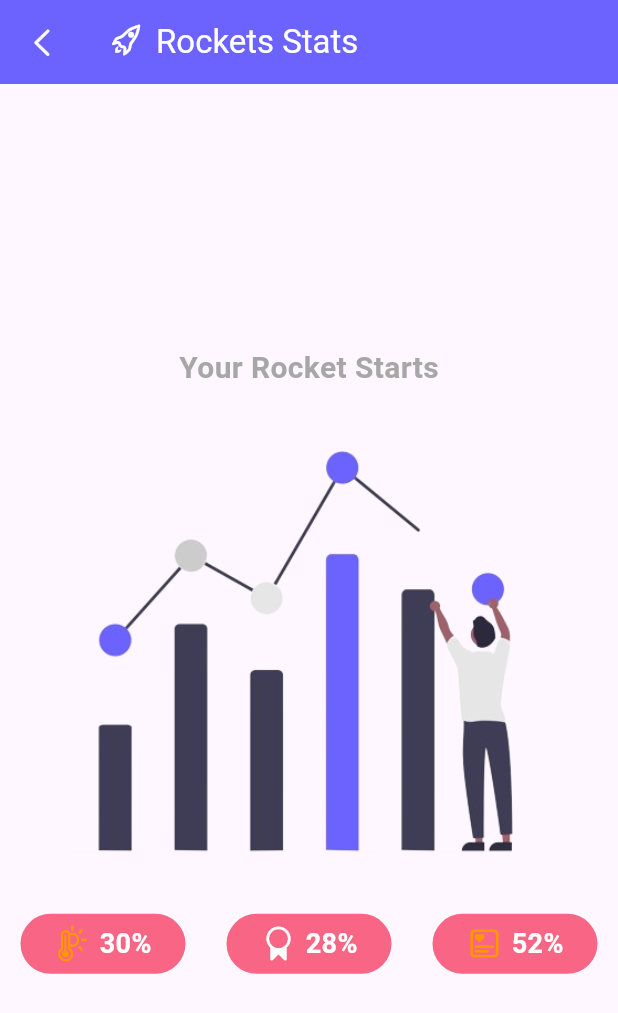
After one commit to Atuoha/app_notification, a Flutter app: the screen it shows after launch, after a tap on an icon or button, on a phone screen of 412 x 824 dp. The commit adds this screen. Shown: the top 1013 px of the screen. Run offline on Flutter 3.47's test engine with Material 3 defaults, Android fonts, the phone set to English and light mode, and no system bars.

Commit message:
stats_page ui-setup, home_page button refactoring and stats.png usage

```diff
--- /dev/null
+++ b/lib/components/customElevatedButton.dart
@@ -0,0 +1,36 @@
+import 'package:flutter/material.dart';
+
+import '../constants/colors.dart';
+
+class CustomElevatedButton extends StatelessWidget {
+  const CustomElevatedButton({
+    super.key,
+    required this.function,
+    required this.title,
+    required this.icon,
+  });
+
+  final Function function;
+  final IconData icon;
+  final String title;
+
+  @override
+  Widget build(BuildContext context) {
+    return ElevatedButton.icon(
+      style: ElevatedButton.styleFrom(
+        backgroundColor: AppColor.secondaryColor,
+      ),
+      onPressed: () => function(),
+      icon: Icon(
+        icon,
+        color: Colors.white,
+      ),
+      label: Text(
+        title,
+        style: const TextStyle(
+          color: Colors.white,
+        ),
+      ),
+    );
+  }
+}
--- /dev/null
+++ b/lib/components/stats_container.dart
@@ -0,0 +1,48 @@
+import 'package:flutter/material.dart';
+
+import '../constants/colors.dart';
+
+class StatsContainer extends StatelessWidget {
+  StatsContainer({
+    super.key,
+    required this.icon,
+    required this.stat,
+    this.iconColor = Colors.orange,
+  });
+
+  Color iconColor;
+  final IconData icon;
+  final String stat;
+
+  @override
+  Widget build(BuildContext context) {
+    return Container(
+      height: 40,
+      width: 110,
+      decoration: BoxDecoration(
+        borderRadius: BorderRadius.circular(20),
+        color: AppColor.secondaryColor,
+      ),
+      child: Center(
+        child: Wrap(
+          crossAxisAlignment: WrapCrossAlignment.center,
+          spacing: 6,
+          children: [
+            Icon(
+              icon,
+              color: iconColor,
+            ),
+            Text(
+              stat,
+              style: const TextStyle(
+                color: Colors.white,
+                fontSize: 18,
+                fontWeight: FontWeight.w700,
+              ),
+            )
+          ],
+        ),
+      ),
+    );
+  }
+}
--- a/lib/pages/home_page.dart
+++ b/lib/pages/home_page.dart
@@ -1,6 +1,8 @@
+import 'package:app_notifications/pages/stats_page.dart';
 import 'package:flutter/cupertino.dart';
 import 'package:flutter/material.dart';
 
+import '../components/customElevatedButton.dart';
 import '../constants/colors.dart';
 
 class HomePage extends StatefulWidget {
@@ -45,9 +47,13 @@ class _HomePageState extends State<HomePage> {
         ),
         actions: [
           IconButton(
-            onPressed: () => null,
+            onPressed: () => Navigator.of(context).push(
+              MaterialPageRoute(
+                builder: (context) => const StatsPage(),
+              ),
+            ),
             icon: const Icon(
-              CupertinoIcons.cloud_hail,
+              CupertinoIcons.chart_bar_square,
               color: Colors.white,
             ),
           )
@@ -61,53 +67,20 @@ class _HomePageState extends State<HomePage> {
           Row(
             mainAxisAlignment: MainAxisAlignment.spaceAround,
             children: [
-              ElevatedButton.icon(
-                style: ElevatedButton.styleFrom(
-                  backgroundColor: AppColor.secondaryColor,
-                ),
-                onPressed: () => triggerNetworkNotification(),
-                icon: const Icon(
-                  CupertinoIcons.news,
-                  color: Colors.white,
-                ),
-                label: const Text(
-                  'Network',
-                  style: TextStyle(
-                    color: Colors.white,
-                  ),
-                ),
+              CustomElevatedButton(
+                function: triggerNetworkNotification,
+                title: 'Network',
+                icon: CupertinoIcons.news,
               ),
-              ElevatedButton.icon(
-                style: ElevatedButton.styleFrom(
-                  backgroundColor: AppColor.secondaryColor,
-                ),
-                onPressed: () => triggerEcoNotification(),
-                icon: const Icon(
-                  CupertinoIcons.tickets,
-                  color: Colors.white,
-                ),
-                label: const Text(
-                  'Eco Tickets',
-                  style: TextStyle(
-                    color: Colors.white,
-                  ),
-                ),
+              CustomElevatedButton(
+                function: triggerEcoNotification,
+                title: 'Eco Tickets',
+                icon: CupertinoIcons.tickets,
               ),
-              ElevatedButton.icon(
-                style: ElevatedButton.styleFrom(
-                  backgroundColor: AppColor.secondaryColor,
-                ),
-                onPressed: () => triggerCancelNotification(),
-                icon: const Icon(
-                  CupertinoIcons.xmark_octagon,
-                  color: Colors.white,
-                ),
-                label: const Text(
-                  'Cancel',
-                  style: TextStyle(
-                    color: Colors.white,
-                  ),
-                ),
+              CustomElevatedButton(
+                function: triggerCancelNotification,
+                title: 'Cancel',
+                icon: CupertinoIcons.xmark_octagon,
               ),
             ],
           )
--- /dev/null
+++ b/lib/pages/stats_page.dart
@@ -0,0 +1,91 @@
+import 'package:flutter/cupertino.dart';
+import 'package:flutter/material.dart';
+
+import '../components/stats_container.dart';
+import '../constants/colors.dart';
+
+class StatsPage extends StatefulWidget {
+  const StatsPage({super.key});
+
+  @override
+  State<StatsPage> createState() => _StatsPageState();
+}
+
+class _StatsPageState extends State<StatsPage> {
+  void triggerNetworkNotification() {
+    // Todo
+  }
+
+  void triggerCancelNotification() {
+    // Todo
+  }
+
+  void triggerEcoNotification() {
+    // Todo
+  }
+
+  @override
+  Widget build(BuildContext context) {
+    return Scaffold(
+      appBar: AppBar(
+        leading: GestureDetector(
+          onTap: () => Navigator.of(context).pop(),
+          child: const Icon(
+            CupertinoIcons.chevron_left,
+            color: Colors.white,
+          ),
+        ),
+        backgroundColor: AppColor.primaryColor,
+        title: const Wrap(
+          spacing: 8,
+          children: [
+            Icon(
+              CupertinoIcons.rocket,
+              color: Colors.white,
+            ),
+            Text(
+              'Rockets Stats',
+              style: TextStyle(
+                color: Colors.white,
+              ),
+            ),
+          ],
+        ),
+      ),
+      body: Column(
+        mainAxisAlignment: MainAxisAlignment.center,
+        children: [
+          Text(
+            'Your Rocket Starts',
+            style: TextStyle(
+              color: Colors.grey.withOpacity(0.9),
+              fontSize: 20,
+              fontWeight: FontWeight.w700,
+            ),
+          ),
+          const SizedBox(height: 10),
+          Image.asset('assets/imgs/stats.png'),
+          const SizedBox(height: 10),
+          Row(
+            mainAxisAlignment: MainAxisAlignment.spaceAround,
+            children: [
+              StatsContainer(
+                icon: CupertinoIcons.thermometer_sun,
+                stat: '30%',
+              ),
+              StatsContainer(
+                icon: CupertinoIcons.rosette,
+                stat: '28%',
+                iconColor: Colors.white,
+              ),
+              StatsContainer(
+                icon: CupertinoIcons.square_favorites_alt,
+                stat: '52%',
+              ),
+            ],
+          )
+        ],
+      ),
+    );
+  }
+}
```
Also changed, not shown: assets/imgs/stats.png (added).
